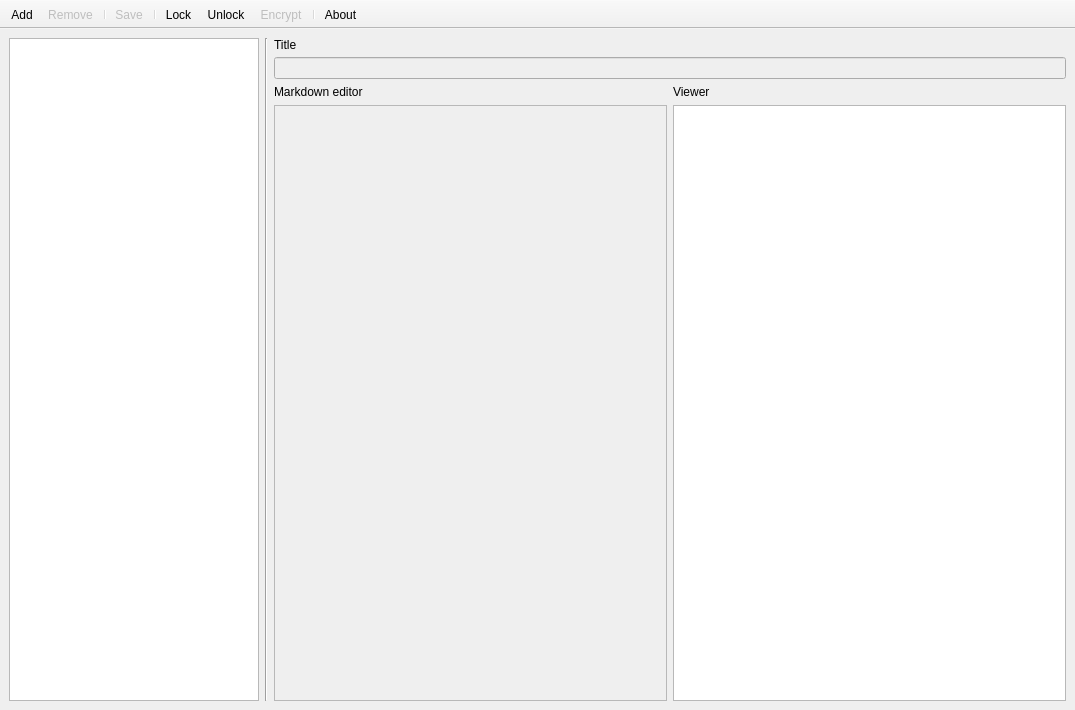
This is src/frames/mainwindow.ui in mojitaurelie/TaskNote as Qt 5 draws it before an edit. The edited form follows.
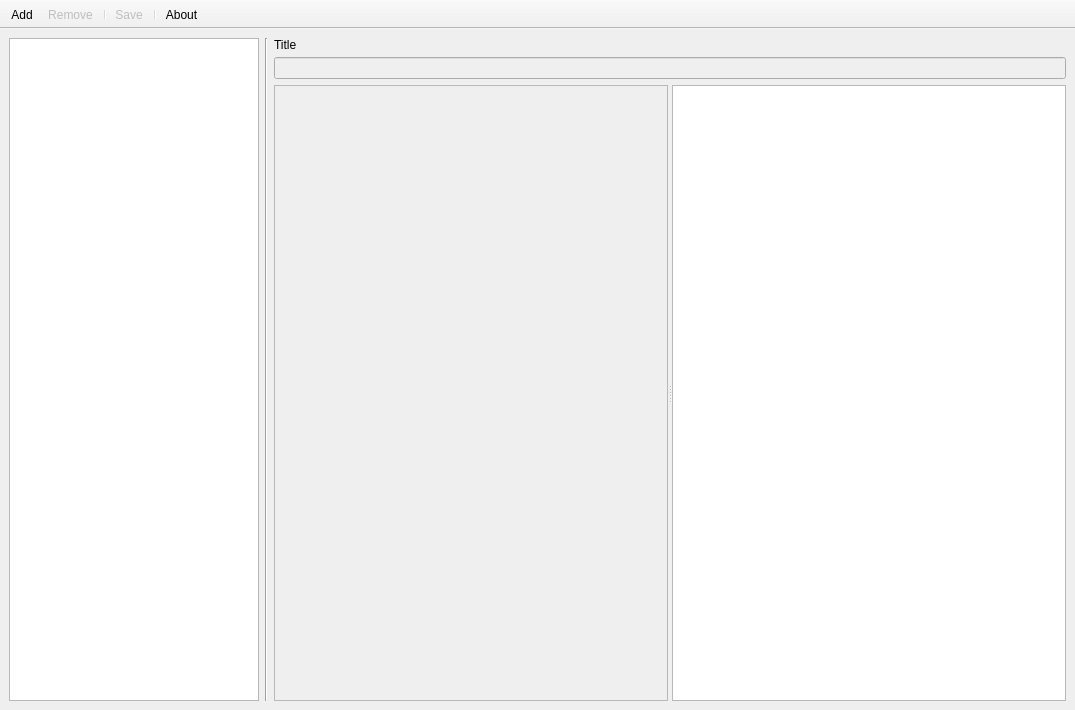
This is the edited form. Icons and pictures are not drawn.

Commit message: Fix Splitter between editor and viewer

What changed in the file:
```diff
--- a/src/frames/mainwindow.ui
+++ b/src/frames/mainwindow.ui
@@ -20,8 +20,8 @@
    <string>TaskNote</string>
   </property>
   <widget class="QWidget" name="centralwidget">
-   <layout class="QGridLayout" name="gridLayout">
-    <item row="0" column="0">
+   <layout class="QHBoxLayout" name="horizontalLayout_2">
+    <item>
      <layout class="QHBoxLayout" name="horizontalLayout">
       <item>
        <widget class="QListWidget" name="noteList">
@@ -63,42 +63,53 @@
          </widget>
         </item>
         <item>
-         <layout class="QHBoxLayout" name="horizontalLayout_3">
-          <item>
-           <widget class="QLabel" name="label_3">
-            <property name="text">
-             <string>Markdown editor</string>
-            </property>
-           </widget>
-          </item>
-          <item>
-           <widget class="QLabel" name="label_2">
-            <property name="text">
-             <string>Viewer</string>
-            </property>
-           </widget>
-          </item>
-         </layout>
-        </item>
-        <item>
-         <layout class="QHBoxLayout" name="horizontalLayout_2">
-          <item>
+         <widget class="QSplitter" name="splitter">
+          <property name="sizePolicy">
+           <sizepolicy hsizetype="Expanding" vsizetype="Expanding">
+            <horstretch>0</horstretch>
+            <verstretch>0</verstretch>
+           </sizepolicy>
+          </property>
+          <property name="orientation">
+           <enum>Qt::Horizontal</enum>
+          </property>
+          <property name="childrenCollapsible">
+           <bool>false</bool>
+          </property>
            <widget class="QPlainTextEdit" name="contentEdit">
             <property name="enabled">
              <bool>false</bool>
             </property>
-           </widget>
-          </item>
-          <item>
+           <property name="minimumSize">
+            <size>
+             <width>200</width>
+             <height>0</height>
+            </size>
+           </property>
+           <property name="font">
+            <font>
+             <kerning>false</kerning>
+            </font>
+           </property>
+           <property name="lineWrapMode">
+            <enum>QPlainTextEdit::NoWrap</enum>
+           </property>
+          </widget>
            <widget class="QTextEdit" name="markdownViewer">
             <property name="enabled">
              <bool>true</bool>
             </property>
+           <property name="minimumSize">
+            <size>
+             <width>200</width>
+             <height>0</height>
+            </size>
+           </property>
             <property name="autoFormatting">
              <set>QTextEdit::AutoAll</set>
             </property>
             <property name="lineWrapMode">
-             <enum>QTextEdit::WidgetWidth</enum>
+            <enum>QTextEdit::NoWrap</enum>
             </property>
             <property name="readOnly">
              <bool>true</bool>
@@ -110,8 +121,7 @@
              <set>Qt::TextSelectableByMouse</set>
             </property>
            </widget>
-          </item>
-         </layout>
+         </widget>
         </item>
        </layout>
       </item>
@@ -149,10 +159,6 @@
    <addaction name="separator"/>
    <addaction name="actionSave"/>
    <addaction name="separator"/>
-   <addaction name="actionLock"/>
-   <addaction name="actionUnlock"/>
-   <addaction name="actionEncrypt"/>
-   <addaction name="separator"/>
    <addaction name="actionAbout"/>
   </widget>
   <action name="actionAdd">
@@ -197,42 +203,6 @@
     <string>About</string>
    </property>
   </action>
-  <action name="actionLock">
-   <property name="icon">
-    <iconset resource="../../icons.qrc">
-     <normaloff>:/icon/resources/outline_lock_black_48dp.png</normaloff>:/icon/resources/outline_lock_black_48dp.png</iconset>
-   </property>
-   <property name="text">
-    <string>Lock</string>
-   </property>
-   <property name="visible">
-    <bool>false</bool>
-   </property>
-  </action>
-  <action name="actionUnlock">
-   <property name="icon">
-    <iconset resource="../../icons.qrc">
-     <normaloff>:/icon/resources/outline_lock_open_black_48dp.png</normaloff>:/icon/resources/outline_lock_open_black_48dp.png</iconset>
-   </property>
-   <property name="text">
-    <string>Unlock</string>
-   </property>
-   <property name="visible">
-    <bool>false</bool>
-   </property>
-  </action>
-  <action name="actionEncrypt">
-   <property name="enabled">
-    <bool>false</bool>
-   </property>
-   <property name="icon">
-    <iconset resource="../../icons.qrc">
-     <normaloff>:/icon/resources/outline_shield_black_48dp.png</normaloff>:/icon/resources/outline_shield_black_48dp.png</iconset>
-   </property>
-   <property name="text">
-    <string>Encrypt</string>
-   </property>
-  </action>
  </widget>
  <resources>
   <include location="../../icons.qrc"/>
```
Left out of the diff: 6 changed lines with no effect on the pictures. Lines whose indentation alone changed are shown as unchanged. The commit also changes 6 other files.
